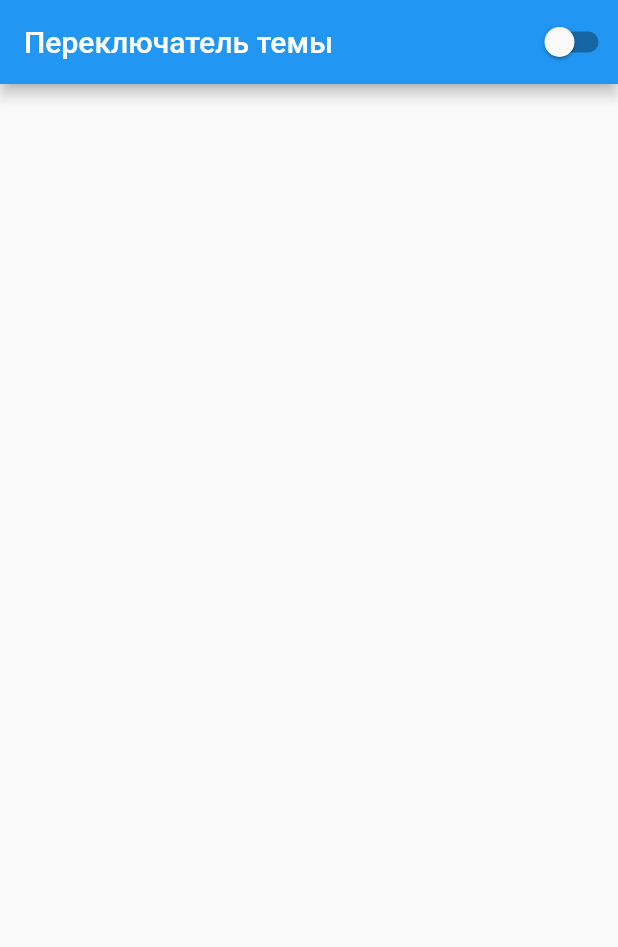
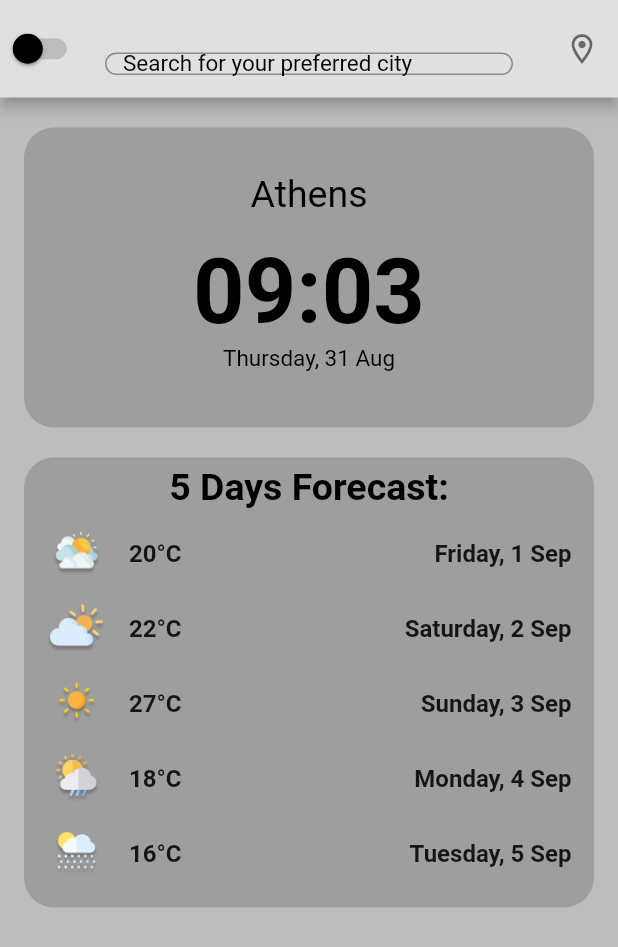
Before and after one commit to Magn-Boy/pogoda_app, a Flutter app: the screen it shows after launch, on a phone screen of 412 x 824 dp. Shown: the top 947 px of the screen. Run offline on Flutter 3.47's test engine with Material 2 defaults, Android fonts, the phone set to English and light mode, and no system bars.

Commit message:
fead: Fix theme-app. Add files theme_cobstant.dart, home_page.dart, switch_widget.dart and folder aseets with images

```diff
--- /dev/null
+++ b/lib/Theme/theme_cobstant.dart
@@ -0,0 +1,29 @@
+import 'package:flutter/material.dart';
+
+ LinearGradient backgroundGradientLight = LinearGradient(
+  colors: [Colors.white, Colors.grey],
+  begin: Alignment.topCenter,
+  end: Alignment.bottomCenter,
+  stops: [0.0, 0.6],
+);
+
+LinearGradient backgroundGradientDark = LinearGradient(
+  colors: [Colors.grey[800]!,
+  Colors.grey[850]!,
+  Colors.grey[900]!
+  ],
+  begin: Alignment.topCenter,
+  end: Alignment.bottomCenter,
+  stops: [0.4, 0.7, 0.9],
+);
+
+ThemeData darkTheme = ThemeData(
+  brightness: Brightness.dark,
+  scaffoldBackgroundColor: Colors.black54,
+  // Другие параметры темы
+);
+
+ThemeData lightTheme =
+    ThemeData(brightness: Brightness.light,
+     primaryColor: Colors.white
+);
--- /dev/null
+++ b/lib/Theme/theme_manager.dart
@@ -0,0 +1,12 @@
+import 'package:flutter/material.dart';
+
+class ThemeManager with ChangeNotifier {
+  ThemeMode _themeMode = ThemeMode.light;
+
+  ThemeMode get themeMode => _themeMode;
+
+  void toggleTheme(bool isDark) {
+    _themeMode = isDark ? ThemeMode.dark : ThemeMode.light;
+    notifyListeners();
+  }
+}
--- a/lib/Theme/theme_switcher.dart
+++ /dev/null
@@ -1,15 +0,0 @@
-import 'package:flutter/material.dart';
-
-class ThemeProvider with ChangeNotifier {
-  ThemeData _themeData = ThemeData.light();
-  bool _isDarkMode = false; // Добавьте это свойство
-
-  ThemeData get themeData => _themeData;
-  bool get isDarkMode => _isDarkMode; // Геттер для состояния темы
-
-  void toggleTheme() {
-    _isDarkMode = !_isDarkMode;
-    _themeData = _isDarkMode ? ThemeData.dark() : ThemeData.light();
-    notifyListeners();
-  }
-}
--- a/lib/home_page.dart
+++ /dev/null
@@ -1,25 +0,0 @@
-import 'package:flutter/material.dart';
-import 'package:provider/provider.dart';
-
-import 'Theme/theme_switcher.dart';
-
-class HomeScreen extends StatelessWidget {
-  @override
-  Widget build(BuildContext context) {
-    final themeProvider = Provider.of<ThemeProvider>(context);
-
-    return Scaffold(
-      appBar: AppBar(
-        title: Text('Переключатель темы'),
-        actions: [
-          Switch(
-            value: themeProvider.isDarkMode,
-            onChanged: (value) {
-              themeProvider.toggleTheme();
-            },
-          ),
-        ],
-      ),
-    );
-  }
-}
--- a/lib/main.dart
+++ b/lib/main.dart
@@ -1,16 +1,14 @@
 import 'package:flutter/material.dart';
 import 'package:provider/provider.dart';
 
-import 'Theme/theme_switcher.dart';
-import 'home_page.dart';
+import 'Theme/theme_cobstant.dart';
+import 'Theme/theme_manager.dart';
+import 'utils/home_page.dart';
 
 void main() {
   runApp(
-    MultiProvider(
-      providers: [
-        ChangeNotifierProvider(create: (context) => ThemeProvider()),
-        // Другие провайдеры, если они есть
-      ],
+    ChangeNotifierProvider(
+      create: (context) => ThemeManager(),
       child: MyApp(),
     ),
   );
@@ -20,7 +18,9 @@ class MyApp extends StatelessWidget {
   @override
   Widget build(BuildContext context) {
     return MaterialApp(
-      theme: Provider.of<ThemeProvider>(context).themeData,
+      theme: lightTheme,
+      darkTheme: darkTheme,
+      themeMode: Provider.of<ThemeManager>(context).themeMode,
       home: HomeScreen(),
     );
   }
--- /dev/null
+++ b/lib/utils/home_page.dart
@@ -0,0 +1,254 @@
+import 'package:flutter/material.dart';
+import 'package:pogoda_app/widgets/switch_widget.dart';
+import 'package:provider/provider.dart';
+import '../Theme/theme_manager.dart';
+
+class HomeScreen extends StatefulWidget {
+  @override
+  State<HomeScreen> createState() => _HomeScreenState();
+}
+
+class _HomeScreenState extends State<HomeScreen> {
+  @override
+  Widget build(BuildContext context) {
+    ThemeManager _themeManager = Provider.of<ThemeManager>(context);
+
+    return Scaffold(
+      backgroundColor: _themeManager.themeMode == ThemeMode.dark
+          ? Colors.grey[800]
+          : Colors.grey[400]!,
+      appBar: AppBar(
+        backgroundColor: _themeManager.themeMode == ThemeMode.dark
+            ? Colors.grey[700]!
+            : Colors.grey[300]!,
+        leading: SwitchWidget(
+          value: _themeManager.themeMode == ThemeMode.dark,
+          onChanged: (newValue) {
+            _themeManager.toggleTheme(newValue);
+          },
+        ),
+        toolbarHeight: 65,
+        actions: [
+          IconButton(
+            icon: Icon(
+              Icons.location_on_outlined,
+              color: Colors.black54,
+            ),
+            onPressed: () {},
+          ),
+        ],
+        flexibleSpace: Center(
+          child: Container(
+            padding: EdgeInsets.only(top: 35, bottom: 15, left: 70, right: 70),
+            child: TextField(
+              decoration: InputDecoration(
+                border: OutlineInputBorder(
+                  borderRadius: BorderRadius.circular(40.0),
+                  borderSide: BorderSide(
+                    color: _themeManager.themeMode == ThemeMode.dark
+                        ? Colors.black
+                        : Colors.black,
+                  ),
+                ),
+                contentPadding: EdgeInsets.only(
+                  top: 40,
+                  left: 12,
+                  right: 12,
+                  bottom: 8,
+                ),
+                labelText: 'Search for your preferred city',
+                labelStyle: TextStyle(
+                  fontSize: 15,
+                  color: Colors.black,
+                ),
+                floatingLabelBehavior: FloatingLabelBehavior.never,
+              ),
+            ),
+          ),
+        ),
+      ),
+      body: Column(
+        children: [
+          Center(
+            child: Container(
+              margin: EdgeInsets.only(top: 20),
+              width: 380,
+              height: 200,
+              decoration: BoxDecoration(
+                color: Colors.grey[500],
+                borderRadius: BorderRadius.circular(20),
+              ),
+              child: Column(children: [
+                SizedBox(height: 30),
+                Text(
+                  "Athens",
+                  style: TextStyle(color: Colors.black, fontSize: 25),
+                ),
+                SizedBox(height: 15),
+                Text(
+                  "09:03",
+                  style: TextStyle(
+                    color: Colors.black,
+                    fontSize: 60,
+                    fontWeight: FontWeight.bold,
+                  ),
+                ),
+                SizedBox(height: 1),
+                Text(
+                  "Thursday, 31 Aug",
+                  style: TextStyle(color: Colors.black, fontSize: 15),
+                ),
+              ]),
+            ),
+          ),
+          Center(
+            child: Container(
+              margin: EdgeInsets.only(top: 20),
+              width: 380,
+              height: 300,
+              decoration: BoxDecoration(
+                color: Colors.grey[500],
+                borderRadius: BorderRadius.circular(20),
+              ),
+              child: Column(
+                children: [
+                  SizedBox(height: 5),
+                  Text(
+                  "5 Days Forecast:",
+                  style: TextStyle(color: Colors.black, fontSize: 25, fontWeight: FontWeight.bold),
+                ),
+                      SizedBox(height: 5),
+                      Padding(
+                        padding: EdgeInsets.symmetric(vertical: 5, horizontal: 15),
+                        child: Row(
+                          children: [
+                            Image.asset('assets/images/clouds.png',width: 40, height: 40,),
+                            SizedBox(width: 15),
+                            Expanded(
+                              child: Text(
+                                "20°C",
+                                style: TextStyle(
+                                  fontSize: 16,
+                                  fontWeight: FontWeight.bold
+                                ),
+                                ),
+                            ),
+                              Text(
+                                "Friday, 1 Sep",
+                                style: TextStyle(
+                                  fontSize: 16,
+                                  fontWeight: FontWeight.bold
+                                ),
+                              )
+                          ],
+                        ),
+                      ),
+                      Padding(
+                        padding: EdgeInsets.symmetric(vertical: 5, horizontal: 15),
+                        child: Row(
+                          children: [
+                            Image.asset('assets/images/mist.png',width: 40, height: 40,),
+                            SizedBox(width: 15),
+                            Expanded(
+                              child: Text(
+                                "22°C",
+                                style: TextStyle(
+                                  fontSize: 16,
+                                  fontWeight: FontWeight.bold
+                                ),
+                                ),
+                            ),
+                              Text(
+                                "Saturday, 2 Sep",
+                                style: TextStyle(
+                                  fontSize: 16,
+                                  fontWeight: FontWeight.bold
+                                ),
+                              )
+                          ],
+                        ),
+                      ),
+                      Padding(
+                        padding: EdgeInsets.symmetric(vertical: 5, horizontal: 15),
+                        child: Row(
+                          children: [
+                            Image.asset('assets/images/clear.png',width: 40, height: 40,),
+                            SizedBox(width: 15),
+                            Expanded(
+                              child: Text(
+                                "27°C",
+                                style: TextStyle(
+                                  fontSize: 16,
+                                  fontWeight: FontWeight.bold
+                                ),
+                                ),
+                            ),
+                              Text(
+                                "Sunday, 3 Sep",
+                                style: TextStyle(
+                                  fontSize: 16,
+                                  fontWeight: FontWeight.bold
+                                ),
+                              )
+                          ],
+                        ),
+                      ),
+                      Padding(
+                        padding: EdgeInsets.symmetric(vertical: 5, horizontal: 15),
+                        child: Row(
+                          children: [
+                            Image.asset('assets/images/drizzle.png',width: 40, height: 40,),
+                            SizedBox(width: 15),
+                            Expanded(
+                              child: Text(
+                                "18°C",
+                                style: TextStyle(
+                                  fontSize: 16,
+                                  fontWeight: FontWeight.bold
+                                ),
+                                ),
+                            ),
+                              Text(
+                                "Monday, 4 Sep",
+                                style: TextStyle(
+                                  fontSize: 16,
+                                  fontWeight: FontWeight.bold
+                                ),
+                              )
+                          ],
+                        ),
+                      ),
+                      Padding(
+                        padding: EdgeInsets.symmetric(vertical: 5, horizontal: 15),
+                        child: Row(
+                          children: [
+                            Image.asset('assets/images/rain.png',width: 40, height: 40,),
+                            SizedBox(width: 15),
+                            Expanded(
+                              child: Text(
+                                "16°C",
+                                style: TextStyle(
+                                  fontSize: 16,
+                                  fontWeight: FontWeight.bold
+                                ),
+                                ),
+                            ),
+                              Text(
+                                "Tuesday, 5 Sep",
+                                style: TextStyle(
+                                  fontSize: 16,
+                                  fontWeight: FontWeight.bold
+                                ),
+                              )
+                          ],
+                        ),
+                      ),
+                    ],
+                  )
+            )
+          )
+        ],
+      ),
+    );
+  }
+}
--- /dev/null
+++ b/lib/widgets/switch_widget.dart
@@ -0,0 +1,31 @@
+import 'package:flutter/material.dart';
+
+class SwitchWidget extends StatefulWidget {
+  final bool value;
+  final ValueChanged<bool> onChanged;
+
+  SwitchWidget({
+    Key? key,
+    required this.value,
+    required this.onChanged,
+  }) : super(key: key);
+
+  @override
+  _SwitchWidgetState createState() => _SwitchWidgetState();
+}
+
+class _SwitchWidgetState extends State<SwitchWidget> {
+  @override
+  Widget build(BuildContext context) {
+    return Switch(
+      value: widget.value,
+      onChanged: (newState) {
+        widget.onChanged(newState);
+      },
+      activeColor: Colors.black,
+      activeTrackColor: Colors.grey[400],
+      inactiveThumbColor: Colors.black,
+      inactiveTrackColor: Colors.grey[400]
+    );
+  }
+}
```
Also changed, not shown: pubspec.yaml (+6 -3 lines), assets/images/clear.png (added), assets/images/clouds.png (added), assets/images/drizzle.png (added), assets/images/mist.png (added), assets/images/rain.png (added).
